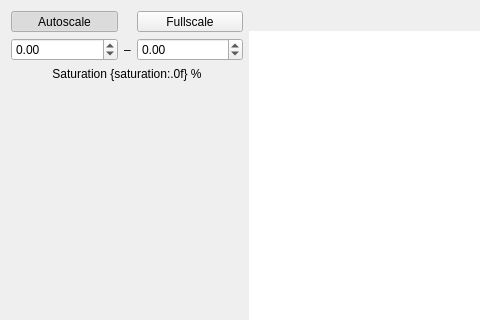
Old version of the form assets/uis/slopes.ui in the repository janis-hag/kalao-ics; both pictures show x 0 to 480 and y 0 to 320 of the 836 by 494 pixel window.
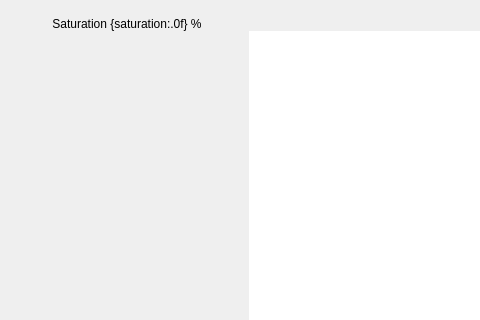
New version of the form. Custom widgets are drawn as their Qt base class.

```diff
--- a/assets/uis/slopes.ui
+++ b/assets/uis/slopes.ui
@@ -32,98 +32,17 @@
    <item row="0" column="0" rowspan="2">
     <layout class="QVBoxLayout" name="side_layout">
      <item>
-      <layout class="QGridLayout" name="scale_layout" columnstretch="1,0,1">
-       <item row="2" column="0" colspan="3" alignment="Qt::AlignmentFlag::AlignHCenter|Qt::AlignmentFlag::AlignVCenter">
-        <widget class="KLabel" name="saturation_label">
-         <property name="text">
-          <string>Saturation {saturation:.0f} %</string>
-         </property>
-         <property name="alignment">
-          <set>Qt::AlignmentFlag::AlignCenter</set>
-         </property>
-        </widget>
-       </item>
-       <item row="1" column="0">
-        <widget class="KScaledDoubleSpinbox" name="min_spinbox">
-         <property name="keyboardTracking">
-          <bool>false</bool>
-         </property>
-         <property name="decimals">
-          <number>2</number>
-         </property>
-         <property name="minimum">
-          <double>-99.000000000000000</double>
-         </property>
-         <property name="maximum">
-          <double>99.000000000000000</double>
-         </property>
-         <property name="singleStep">
-          <double>0.100000000000000</double>
-         </property>
-        </widget>
-       </item>
-       <item row="1" column="2" alignment="Qt::AlignmentFlag::AlignVCenter">
-        <widget class="KScaledDoubleSpinbox" name="max_spinbox">
-         <property name="keyboardTracking">
-          <bool>false</bool>
-         </property>
-         <property name="decimals">
-          <number>2</number>
-         </property>
-         <property name="minimum">
-          <double>-99.000000000000000</double>
-         </property>
-         <property name="maximum">
-          <double>99.000000000000000</double>
-         </property>
-         <property name="singleStep">
-          <double>0.100000000000000</double>
-         </property>
-        </widget>
-       </item>
-       <item row="1" column="1">
-        <widget class="QLabel" name="minmax_label">
-         <property name="text">
-          <string>–</string>
-         </property>
-        </widget>
-       </item>
-       <item row="0" column="2">
-        <widget class="QToolButton" name="fullscale_button">
-         <property name="sizePolicy">
-          <sizepolicy hsizetype="Minimum" vsizetype="Fixed">
-           <horstretch>0</horstretch>
-           <verstretch>0</verstretch>
-          </sizepolicy>
-         </property>
-         <property name="text">
-          <string>Fullscale</string>
-         </property>
-         <property name="checkable">
-          <bool>true</bool>
-         </property>
-        </widget>
-       </item>
-       <item row="0" column="0">
-        <widget class="QToolButton" name="autoscale_button">
-         <property name="sizePolicy">
-          <sizepolicy hsizetype="Minimum" vsizetype="Fixed">
-           <horstretch>0</horstretch>
-           <verstretch>0</verstretch>
-          </sizepolicy>
-         </property>
-         <property name="text">
-          <string>Autoscale</string>
-         </property>
-         <property name="checkable">
-          <bool>true</bool>
-         </property>
-         <property name="checked">
-          <bool>true</bool>
-         </property>
-        </widget>
-       </item>
-      </layout>
+      <widget class="ImgMinMaxPart" name="minmax_widget"/>
+     </item>
+     <item>
+      <widget class="KLabel" name="saturation_label">
+       <property name="text">
+        <string>Saturation {saturation:.0f} %</string>
+       </property>
+       <property name="alignment">
+        <set>Qt::AlignmentFlag::AlignCenter</set>
+       </property>
+      </widget>
      </item>
      <item>
       <spacer name="verticalSpacer">
@@ -192,6 +111,11 @@
   </layout>
  </widget>
  <customwidgets>
+  <customwidget>
+   <class>ImgMinMaxPart</class>
+   <extends>QWidget</extends>
+   <header>kalao.guis.utils.parts</header>
+  </customwidget>
   <customwidget>
    <class>KLabel</class>
    <extends>QLabel</extends>
@@ -202,11 +126,6 @@
    <extends>QGraphicsView</extends>
    <header>kalao.guis.utils.widgets</header>
   </customwidget>
-  <customwidget>
-   <class>KScaledDoubleSpinbox</class>
-   <extends>QDoubleSpinBox</extends>
-   <header>kalao.guis.utils.widgets</header>
-  </customwidget>
  </customwidgets>
  <resources/>
  <connections/>
```
